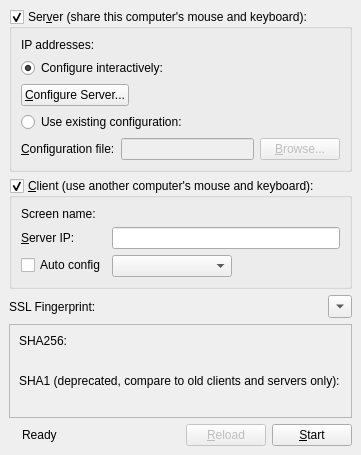
The window that src/gui/src/MainWindowBase.ui (SergeyGadzhilov/SKVM) describes before a commit, drawn with Qt 5.
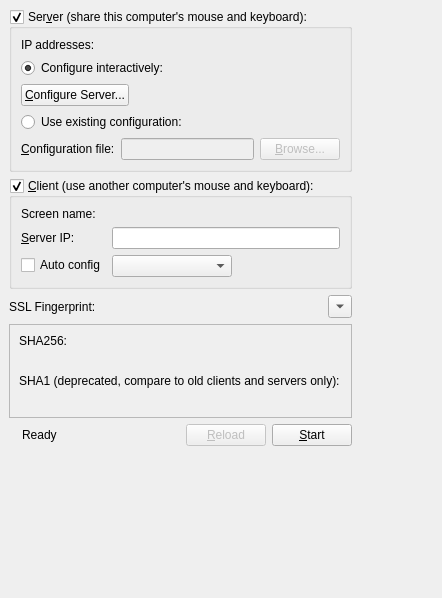
The same window after the commit. Icons and pictures are not drawn.

Patch:
```diff
--- a/src/gui/src/MainWindowBase.ui
+++ b/src/gui/src/MainWindowBase.ui
@@ -2,6 +2,14 @@
 <ui version="4.0">
  <class>MainWindowBase</class>
  <widget class="QMainWindow" name="MainWindowBase">
+  <property name="geometry">
+   <rect>
+    <x>0</x>
+    <y>0</y>
+    <width>442</width>
+    <height>598</height>
+   </rect>
+  </property>
   <property name="sizePolicy">
    <sizepolicy hsizetype="Fixed" vsizetype="Fixed">
     <horstretch>0</horstretch>
```
Left out of the diff: 8 changed lines with no effect on the pictures.
